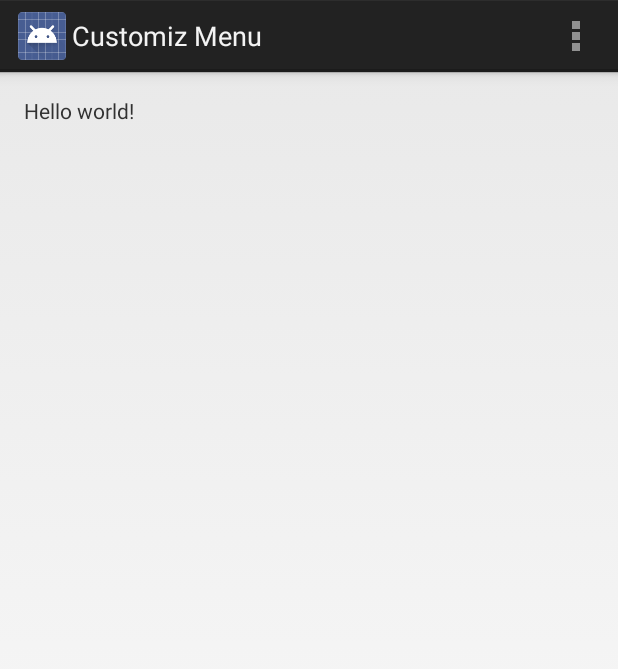
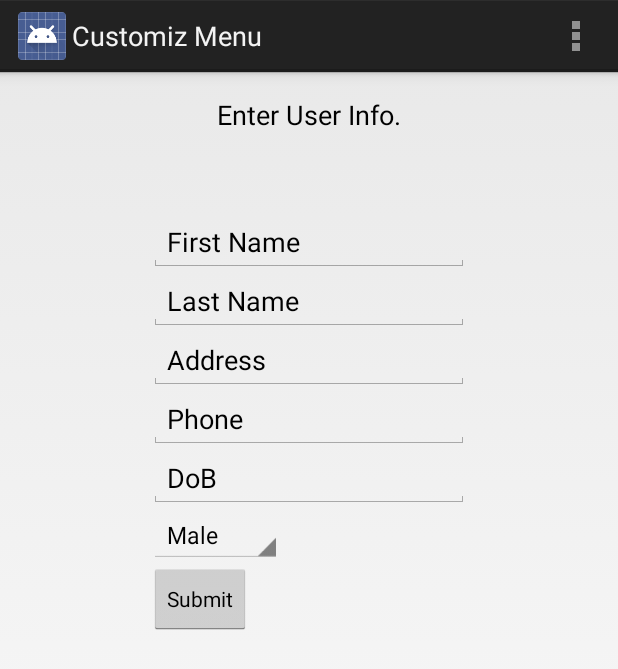
Before and after one commit to arpitpanwar/CustomizeMenu, an Android app: the screen it shows after launch (MainActivity), on a phone screen of 412 x 824 dp. Shown: the top 669 px of the screen. Run offline under Robolectric (Android 15) with nearby library versions, the phone set to English and light mode, and no system bars.

Commit message:
Add main activity and call to Epic API

```diff
--- a/CustomizMenu/app/src/main/AndroidManifest.xml
+++ b/CustomizMenu/app/src/main/AndroidManifest.xml
@@ -3,6 +3,7 @@
     package="menu.customiz.customizmenu" >
 
     <uses-permission android:name="android.permission.NFC" />
+    <uses-permission android:name="android.permission.INTERNET" />
 
     <uses-feature
         android:name="android.hardware.nfc"
--- a/CustomizMenu/app/src/main/java/menu/customiz/customizmenu/MainActivity.java
+++ b/CustomizMenu/app/src/main/java/menu/customiz/customizmenu/MainActivity.java
@@ -1,9 +1,18 @@
 package menu.customiz.customizmenu;
 
 import android.app.Activity;
+import android.os.AsyncTask;
 import android.os.Bundle;
+import android.util.Log;
 import android.view.Menu;
 import android.view.MenuItem;
+import android.view.View;
+import android.widget.ArrayAdapter;
+import android.widget.EditText;
+import android.widget.Spinner;
+
+import menu.customiz.customizmenu.epic.UserFetcher;
+import menu.customiz.customizmenu.model.UserInfo;
 
 
 public class MainActivity extends Activity {
@@ -12,6 +21,15 @@ public class MainActivity extends Activity {
     protected void onCreate(Bundle savedInstanceState) {
         super.onCreate(savedInstanceState);
         setContentView(R.layout.activity_main);
+        Spinner spinner = (Spinner) findViewById(R.id.gender_spinner);
+// Create an ArrayAdapter using the string array and a default spinner layout
+        ArrayAdapter<CharSequence> adapter = ArrayAdapter.createFromResource(this,
+                R.array.gender_array, android.R.layout.simple_spinner_item);
+// Specify the layout to use when the list of choices appears
+        adapter.setDropDownViewResource(android.R.layout.simple_spinner_dropdown_item);
+// Apply the adapter to the spinner
+        spinner.setAdapter(adapter);
+
     }
 
     @Override
@@ -20,6 +38,44 @@ public class MainActivity extends Activity {
         getMenuInflater().inflate(R.menu.menu_main, menu);
         return true;
     }
+
+    public void getUserInfoFromUI(View v)
+    {
+
+        new Thread(new Runnable() {
+            public void run() {
+
+                UserInfo userInfo = new UserInfo();
+
+                EditText givenName = (EditText)findViewById(R.id.firstNameTextField);
+                userInfo.setGivenName(givenName.getText().toString());
+
+                EditText familyName = (EditText)findViewById(R.id.lastNameTextField);
+                userInfo.setFamilyName(familyName.getText().toString());
+
+                EditText address = (EditText)findViewById(R.id.addressTextField);
+                userInfo.setAddress(address.getText().toString());
+
+                EditText dOB = (EditText)findViewById(R.id.dobTextField);
+                userInfo.setAddress(dOB.getText().toString());
+
+                //Spinner gender = (Spinner)findViewById(R.id.gender_spinner);
+                //userInfo.setAddress(gender.g);
+
+                EditText telephone = (EditText)findViewById(R.id.phoneNumberTextField);
+                userInfo.setTelecom(telephone.getText().toString());
+
+                UserFetcher fetcher = new UserFetcher(userInfo);
+                String userId = fetcher.fetchUserId();
+
+                Log.d("userId", "User id is " + userId);
+
+            }
+        }).start();
+
+
+    }
+
 
     @Override
     public boolean onOptionsItemSelected(MenuItem item) {
--- a/CustomizMenu/app/src/main/java/menu/customiz/customizmenu/epic/UserFetcher.java
+++ b/CustomizMenu/app/src/main/java/menu/customiz/customizmenu/epic/UserFetcher.java
@@ -80,10 +80,13 @@ public class UserFetcher {
             String data="";
             StringBuilder jsonData = new StringBuilder();
             URLConnection conn = url.openConnection();
+            Log.d(TAG, "Data1: " + data);
             InputStream stream = conn.getInputStream();
+            Log.d(TAG, "Data2: " + data);
             BufferedReader reader = new BufferedReader(new InputStreamReader(stream));
-
+            Log.d(TAG, "Data3: " + data);
             while(null != (data = reader.readLine())){
+                Log.d(TAG, "Data4: " + data);
                 jsonData.append(data);
             }
             stream.close();
@@ -99,7 +102,7 @@ public class UserFetcher {
 
     private URL generateRequestUrl() throws MalformedURLException{
 
-        boolean isFirst = true;
+        Boolean isFirst = new Boolean(true);
         StringBuilder url = new StringBuilder();
         url.append(ApiConstants.API_BASE_URL+ApiConstants.PATIENT_API_PATH);
         url.append("?");
@@ -127,12 +130,12 @@ public class UserFetcher {
         return new URL(url.toString());
     }
 
-    private void appendParameter(String paramName, String paramValue, boolean isFirst, StringBuilder builder){
+    private void appendParameter(String paramName, String paramValue, Boolean isFirst, StringBuilder builder){
 
         if(!isFirst)
             builder.append("&");
         else
-            isFirst = false;
+            isFirst = new Boolean(false);
 
         builder.append(paramName);
         builder.append("=");
--- a/CustomizMenu/app/src/main/res/layout/activity_main.xml
+++ b/CustomizMenu/app/src/main/res/layout/activity_main.xml
@@ -5,7 +5,99 @@
     android:paddingTop="@dimen/activity_vertical_margin"
     android:paddingBottom="@dimen/activity_vertical_margin" tools:context=".MainActivity">
 
-    <TextView android:text="@string/hello_world" android:layout_width="wrap_content"
-        android:layout_height="wrap_content" />
+
+
+
+    <TextView
+        android:layout_width="wrap_content"
+        android:layout_height="wrap_content"
+        android:textAppearance="?android:attr/textAppearanceMedium"
+        android:text="Enter User Info."
+        android:id="@+id/mainTitle"
+        android:layout_alignParentTop="true"
+        android:layout_centerHorizontal="true" />
+
+    <EditText
+        android:layout_width="wrap_content"
+        android:layout_height="wrap_content"
+        android:inputType="textPersonName"
+        android:text="First Name"
+        android:ems="10"
+        android:id="@+id/firstNameTextField"
+        android:layout_marginTop="53dp"
+        android:layout_below="@+id/mainTitle"
+        android:layout_centerHorizontal="true" />
+
+    <EditText
+        android:layout_width="wrap_content"
+        android:layout_height="wrap_content"
+        android:inputType="textPersonName"
+        android:text="Last Name"
+        android:ems="10"
+        android:id="@+id/lastNameTextField"
+        android:layout_below="@+id/firstNameTextField"
+        android:layout_alignLeft="@+id/firstNameTextField"
+        android:layout_alignStart="@+id/firstNameTextField" />
+
+    <EditText
+        android:layout_width="wrap_content"
+        android:layout_height="wrap_content"
+        android:inputType="textPostalAddress"
+        android:ems="10"
+        android:id="@+id/addressTextField"
+        android:layout_below="@+id/lastNameTextField"
+        android:layout_alignLeft="@+id/lastNameTextField"
+        android:layout_alignStart="@+id/lastNameTextField"
+        android:text="Address" />
+
+    <EditText
+        android:layout_width="wrap_content"
+        android:layout_height="wrap_content"
+        android:inputType="phone"
+        android:ems="10"
+        android:id="@+id/phoneNumberTextField"
+        android:layout_below="@+id/addressTextField"
+        android:layout_alignLeft="@+id/addressTextField"
+        android:layout_alignStart="@+id/addressTextField"
+        android:text="Phone" />
+
+    <EditText
+        android:layout_width="wrap_content"
+        android:layout_height="wrap_content"
+        android:inputType="date"
+        android:ems="10"
+        android:id="@+id/dobTextField"
+        android:layout_below="@+id/phoneNumberTextField"
+        android:layout_alignLeft="@+id/phoneNumberTextField"
+        android:layout_alignStart="@+id/phoneNumberTextField"
+        android:text="DoB" />
+
+    <Spinner
+        android:id="@+id/gender_spinner"
+        android:layout_width="wrap_content"
+        android:layout_height="wrap_content"
+        android:layout_below="@+id/dobTextField"
+        android:layout_alignLeft="@+id/dobTextField"
+        android:layout_alignStart="@+id/dobTextField"
+        />
+
+    <ViewAnimator
+        android:layout_width="wrap_content"
+        android:layout_height="wrap_content"
+        android:id="@+id/viewAnimator"
+        android:layout_alignBottom="@+id/lastNameTextField"
+        android:layout_alignParentLeft="true"
+        android:layout_alignParentStart="true" />
+
+    <Button
+        style="?android:attr/buttonStyleSmall"
+        android:layout_width="wrap_content"
+        android:layout_height="wrap_content"
+        android:text="Submit"
+        android:id="@+id/submitButton"
+        android:layout_below="@+id/gender_spinner"
+        android:layout_alignLeft="@+id/gender_spinner"
+        android:layout_alignStart="@+id/gender_spinner"
+        android:onClick="getUserInfoFromUI"/>
 
 </RelativeLayout>
--- a/CustomizMenu/app/src/main/res/values/strings.xml
+++ b/CustomizMenu/app/src/main/res/values/strings.xml
@@ -3,4 +3,9 @@
 
     <string name="hello_world">Hello world!</string>
     <string name="action_settings">Settings</string>
+
+    <string-array name="gender_array">
+        <item>Male</item>
+        <item>Female</item>
+    </string-array>
 </resources>
```
Also changed, not shown: 1 other file.
